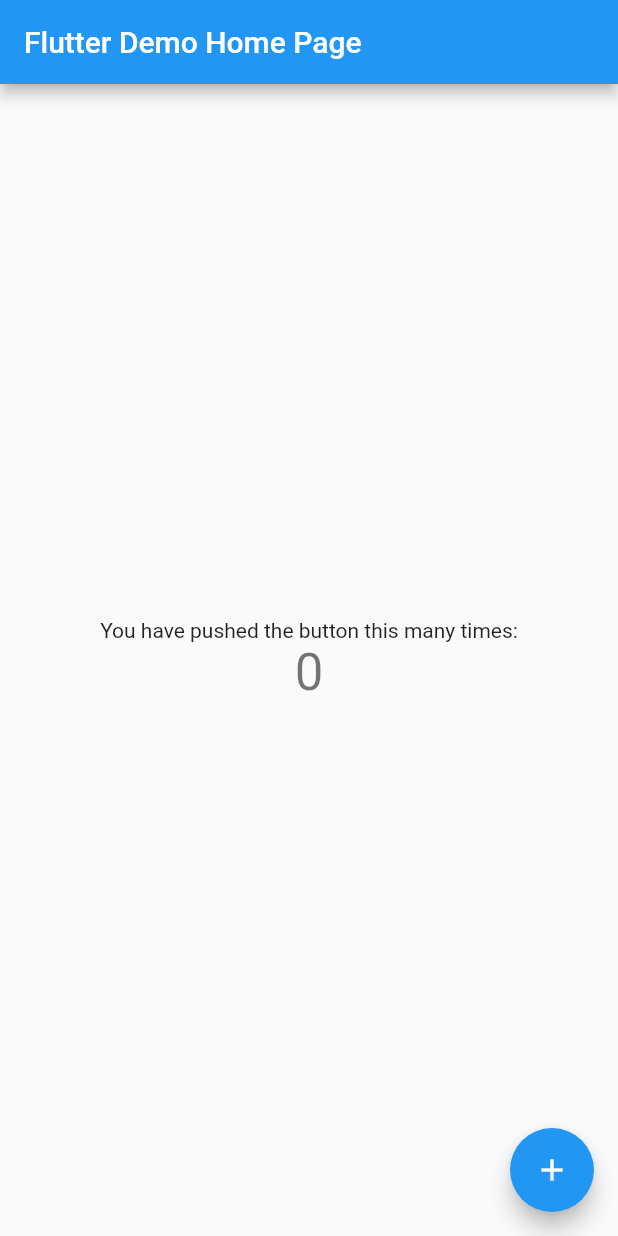
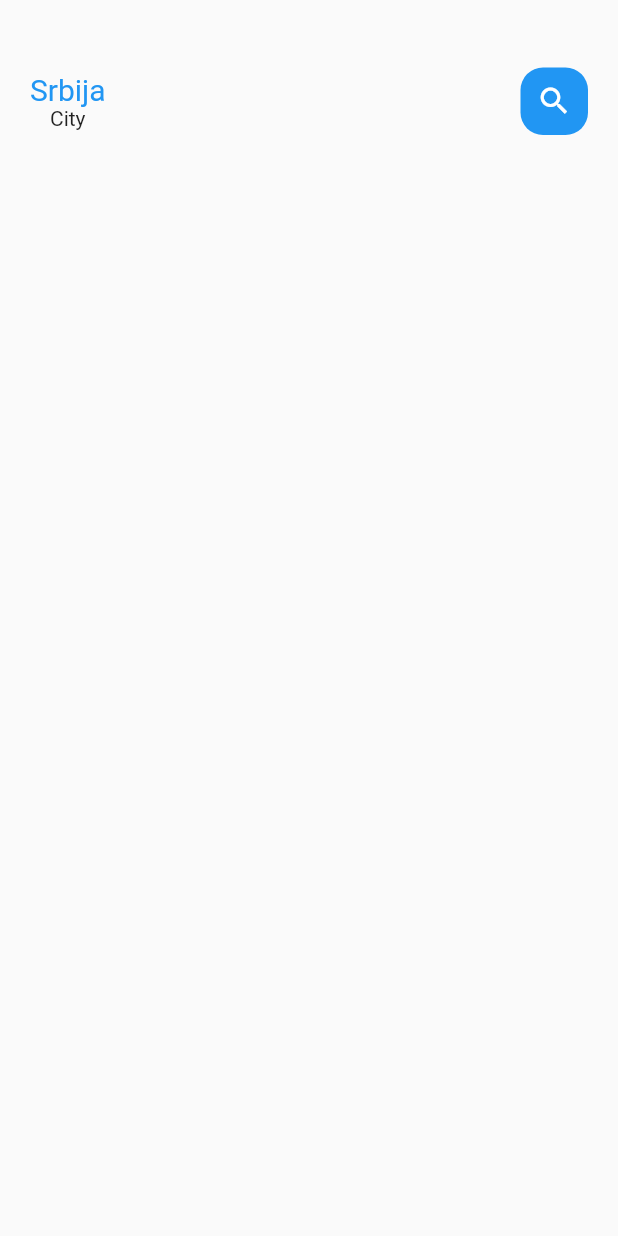
Before and after one commit to faberbg/Pastry-shop, a Flutter app: the screen it shows after launch, on a phone screen of 412 x 824 dp. Run offline on Flutter 3.47's test engine with Material 2 defaults, Android fonts, the phone set to English and light mode, and no system bars.

Commit message:
Napravljeno polje za petrazivanje i polja za lok

```diff
--- a/lib/home/main_food_page.dart
+++ b/lib/home/main_food_page.dart
@@ -0,0 +1,52 @@
+import 'package:flutter/cupertino.dart';
+import 'package:flutter/material.dart';
+import 'package:poslasticarnica/widgets/big_text.dart';
+
+class MainFoodPage extends StatefulWidget {
+  const MainFoodPage({Key? key}) : super(key: key);
+
+  @override
+  _MainFoodPageState createState() => _MainFoodPageState();
+}
+
+class _MainFoodPageState extends State<MainFoodPage> {
+  @override
+  Widget build(BuildContext context) {
+    return Scaffold(
+      body: Column(
+        children: [
+          Container(
+            child: Container(
+              margin: EdgeInsets.only(top:45, bottom: 15),
+              padding: EdgeInsets.only(left: 20, right: 20),
+
+              child: Row(
+                mainAxisAlignment: MainAxisAlignment.spaceBetween,
+                children: [
+                  Column(
+                    children: [
+                      BigText(text: "Srbija", color: Colors.blue,),
+                      Text("City")
+
+                    ],
+                  ),
+                  Center(
+                    child: Container(
+                      width: 45,
+                      height: 45,
+                      child: Icon(Icons.search,color: Colors.white),
+                      decoration: BoxDecoration(
+                        borderRadius: BorderRadius.circular(15),
+                        color: Colors.blue,
+                      ),
+                    ),
+                  )
+                ],
+              ),
+            ),
+          )
+        ],
+      ) ,
+    );
+  }
+}
--- a/lib/main.dart
+++ b/lib/main.dart
@@ -1,4 +1,5 @@
 import 'package:flutter/material.dart';
+import 'package:poslasticarnica/home/main_food_page.dart';
 
 void main() {
   runApp(const MyApp());
@@ -11,105 +12,13 @@
   @override
   Widget build(BuildContext context) {
     return MaterialApp(
+      debugShowCheckedModeBanner: false,
       title: 'Flutter Demo',
       theme: ThemeData(
-        // This is the theme of your application.
-        //
-        // Try running your application with "flutter run". You'll see the
-        // application has a blue toolbar. Then, without quitting the app, try
-        // changing the primarySwatch below to Colors.green and then invoke
-        // "hot reload" (press "r" in the console where you ran "flutter run",
-        // or simply save your changes to "hot reload" in a Flutter IDE).
-        // Notice that the counter didn't reset back to zero; the application
-        // is not restarted.
+
         primarySwatch: Colors.blue,
       ),
-      home: const MyHomePage(title: 'Flutter Demo Home Page'),
+      home: MainFoodPage(),
     );
   }
 }
-
-class MyHomePage extends StatefulWidget {
-  const MyHomePage({super.key, required this.title});
-
-  // This widget is the home page of your application. It is stateful, meaning
-  // that it has a State object (defined below) that contains fields that affect
-  // how it looks.
-
-  // This class is the configuration for the state. It holds the values (in this
-  // case the title) provided by the parent (in this case the App widget) and
-  // used by the build method of the State. Fields in a Widget subclass are
-  // always marked "final".
-
-  final String title;
-
-  @override
-  State<MyHomePage> createState() => _MyHomePageState();
-}
-
-class _MyHomePageState extends State<MyHomePage> {
-  int _counter = 0;
-
-  void _incrementCounter() {
-    setState(() {
-      // This call to setState tells the Flutter framework that something has
-      // changed in this State, which causes it to rerun the build method below
-      // so that the display can reflect the updated values. If we changed
-      // _counter without calling setState(), then the build method would not be
-      // called again, and so nothing would appear to happen.
-      _counter++;
-    });
-  }
-
-  @override
-  Widget build(BuildContext context) {
-    // This method is rerun every time setState is called, for instance as done
-    // by the _incrementCounter method above.
-    //
-    // The Flutter framework has been optimized to make rerunning build methods
-    // fast, so that you can just rebuild anything that needs updating rather
-    // than having to individually change instances of widgets.
-    return Scaffold(
-      appBar: AppBar(
-        // Here we take the value from the MyHomePage object that was created by
-        // the App.build method, and use it to set our appbar title.
-        title: Text(widget.title),
-      ),
-      body: Center(
-        // Center is a layout widget. It takes a single child and positions it
-        // in the middle of the parent.
-        child: Column(
-          // Column is also a layout widget. It takes a list of children and
-          // arranges them vertically. By default, it sizes itself to fit its
-          // children horizontally, and tries to be as tall as its parent.
-          //
-          // Invoke "debug painting" (press "p" in the console, choose the
-          // "Toggle Debug Paint" action from the Flutter Inspector in Android
-          // Studio, or the "Toggle Debug Paint" command in Visual Studio Code)
-          // to see the wireframe for each widget.
-          //
-          // Column has various properties to control how it sizes itself and
-          // how it positions its children. Here we use mainAxisAlignment to
-          // center the children vertically; the main axis here is the vertical
-          // axis because Columns are vertical (the cross axis would be
-          // horizontal).
-          mainAxisAlignment: MainAxisAlignment.center,
-          children: <Widget>[
-            const Text(
-              'You have pushed the button this many times:',
-            ),
-            Text(
-              '$_counter',
-              style: Theme.of(context).textTheme.headlineMedium,
-            ),
-          ],
-        ),
-      ),
-      floatingActionButton: FloatingActionButton(
-        onPressed: _incrementCounter,
-        tooltip: 'Increment',
-        child: const Icon(Icons.add),
-      ), // This trailing comma makes auto-formatting nicer for build methods.
-    );
-  }
-}
--- /dev/null
+++ b/lib/widgets/big_text.dart
@@ -0,0 +1,28 @@
+import 'package:flutter/cupertino.dart';
+
+class BigText extends StatelessWidget {
+  Color? color;
+  final String text;
+  double size;
+  TextOverflow overFlow;
+
+  BigText({Key? key,  this.color= const Color(0xFF332d2b), required this.text,
+    this.size=20,
+    this.overFlow=TextOverflow.ellipsis
+  }) : super(key: key);
+
+  @override
+  Widget build(BuildContext context) {
+    return Text(
+      text,
+      overflow: overFlow,
+      style: TextStyle(
+        fontFamily: 'Roboto',
+        color: color,
+        fontSize: size,
+        fontWeight: FontWeight.w400
+      ),
+
+    );
+  }
+}
```
